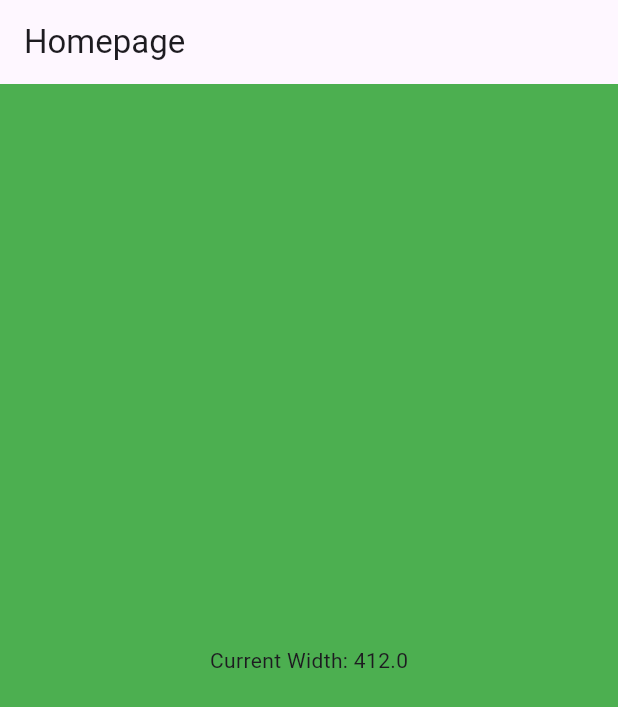
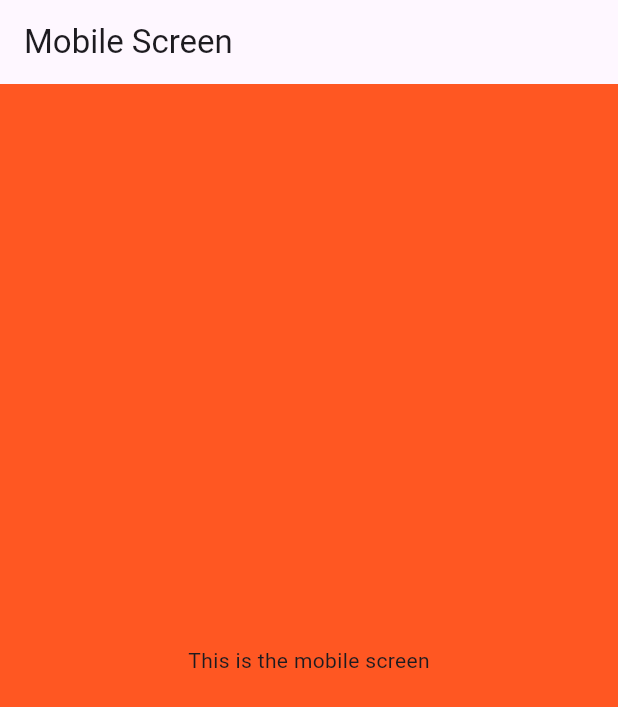
Before and after one commit to Sye0x/Layout-Practice, a Flutter app: the screen it shows after launch, on a phone screen of 412 x 824 dp. Shown: the top 707 px of the screen. Run offline on Flutter 3.47's test engine with Material 3 defaults, Android fonts, the phone set to English and light mode, and no system bars.

Commit message:
Practice 2

```diff
--- /dev/null
+++ b/lib/desktopscreen.dart
@@ -0,0 +1,14 @@
+import 'package:flutter/material.dart';
+
+class DesktopScreen extends StatelessWidget {
+  const DesktopScreen({super.key});
+
+  @override
+  Widget build(BuildContext context) {
+    return Scaffold(
+      backgroundColor: Colors.cyan,
+      appBar: AppBar(title: Text('Desktop Screen')),
+      body: Center(child: Text('This is the desktop screen')),
+    );
+  }
+}
--- a/lib/homepage.dart
+++ b/lib/homepage.dart
@@ -1,4 +1,6 @@
 import 'package:flutter/material.dart';
+import 'package:layout_practice/desktopscreen.dart';
+import 'package:layout_practice/mobilescreen.dart';
 
 class Homepage extends StatefulWidget {
   const Homepage({super.key});
@@ -10,14 +12,15 @@ class Homepage extends StatefulWidget {
 class _HomepageState extends State<Homepage> {
   @override
   Widget build(BuildContext context) {
-    final currentWidth = MediaQuery.of(context).size.width;
-    return Scaffold(
-      backgroundColor:
-          currentWidth < 600
-              ? Colors.green
-              : const Color.fromARGB(255, 85, 29, 95),
-      appBar: AppBar(title: Text('Homepage')),
-      body: Center(child: Text('Current Width: $currentWidth')),
+    return LayoutBuilder(
+      builder: (context, constraints) {
+        if (constraints.maxWidth < 650) {
+          return MobileScreen();
+        } else {
+          // Return a default widget for larger screens
+          return DesktopScreen();
+        }
+      },
     );
   }
 }
--- /dev/null
+++ b/lib/mobilescreen.dart
@@ -0,0 +1,14 @@
+import 'package:flutter/material.dart';
+
+class MobileScreen extends StatelessWidget {
+  const MobileScreen({super.key});
+
+  @override
+  Widget build(BuildContext context) {
+    return Scaffold(
+      backgroundColor: Colors.deepOrange,
+      appBar: AppBar(title: Text('Mobile Screen')),
+      body: Center(child: Text('This is the mobile screen')),
+    );
+  }
+}
```
